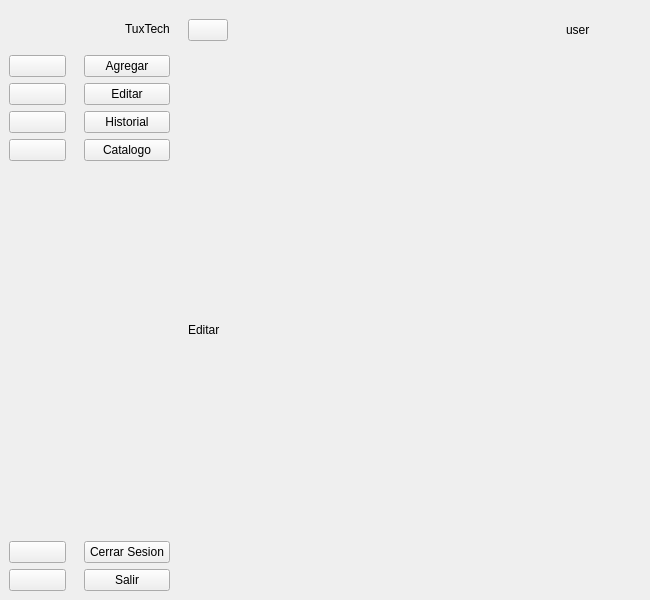
Before: the Qt Designer form ui/mainTuxTech.ui in guillelopezvedia04-svg/Proyecto_TuxTech, drawn with Qt 5.
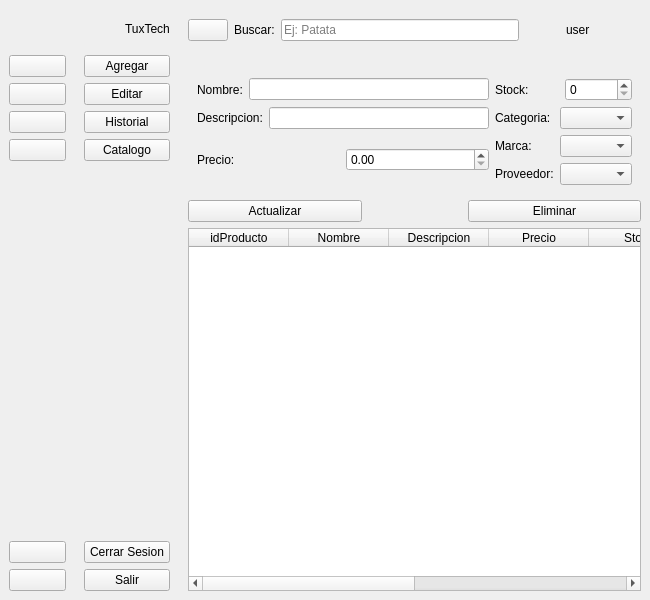
After: the same form once the commit is applied. The open tabs and pages were chosen to show the change. Icons and pictures are not drawn.

Commit message: Implementacion de seccion de agregado y editado de productos junto a busqueda universal

The edit to the form file:
```diff
--- a/ui/mainTuxTech.ui
+++ b/ui/mainTuxTech.ui
@@ -490,7 +490,7 @@
               <height>60</height>
              </size>
             </property>
-            <layout class="QHBoxLayout" name="horizontalLayout_5">
+            <layout class="QHBoxLayout" name="horizontalLayout_10">
              <item>
               <widget class="QPushButton" name="btnMoverBarra">
                <property name="maximumSize">
@@ -521,20 +521,22 @@
               </widget>
              </item>
              <item>
-              <spacer name="horizontalSpacer_3">
-               <property name="orientation">
-                <enum>Qt::Orientation::Horizontal</enum>
-               </property>
-               <property name="sizeType">
-                <enum>QSizePolicy::Policy::Expanding</enum>
-               </property>
-               <property name="sizeHint" stdset="0">
-                <size>
-                 <width>275</width>
-                 <height>20</height>
-                </size>
-               </property>
-              </spacer>
+              <layout class="QHBoxLayout" name="horizontalLayout_5">
+               <item>
+                <widget class="QLabel" name="label_10">
+                 <property name="text">
+                  <string>Buscar:</string>
+                 </property>
+                </widget>
+               </item>
+               <item>
+                <widget class="QLineEdit" name="txtBuscar">
+                 <property name="placeholderText">
+                  <string>Ej: Patata</string>
+                 </property>
+                </widget>
+               </item>
+              </layout>
              </item>
              <item>
               <layout class="QHBoxLayout" name="horizontalLayout_3">
@@ -1018,12 +1020,195 @@
              </layout>
             </widget>
             <widget class="QWidget" name="pgEditar">
-             <layout class="QGridLayout" name="gridLayout_4">
-              <item row="0" column="0">
-               <widget class="QLabel" name="label_5">
-                <property name="text">
-                 <string>Editar</string>
-                </property>
+             <layout class="QVBoxLayout" name="verticalLayout_8">
+              <item>
+               <widget class="QWidget" name="widget_3" native="true">
+                <layout class="QGridLayout" name="gridLayout_4">
+                 <item row="0" column="0">
+                  <layout class="QHBoxLayout" name="horizontalLayout_26">
+                   <item>
+                    <widget class="QLabel" name="label_5">
+                     <property name="text">
+                      <string>Nombre:</string>
+                     </property>
+                    </widget>
+                   </item>
+                   <item>
+                    <widget class="QLineEdit" name="txtActualizarNombreProducto"/>
+                   </item>
+                  </layout>
+                 </item>
+                 <item row="0" column="1">
+                  <layout class="QHBoxLayout" name="horizontalLayout_27">
+                   <item>
+                    <widget class="QLabel" name="label_23">
+                     <property name="text">
+                      <string>Stock:</string>
+                     </property>
+                    </widget>
+                   </item>
+                   <item>
+                    <widget class="QSpinBox" name="sbActualizarStockProducto">
+                     <property name="maximum">
+                      <number>999999</number>
+                     </property>
+                    </widget>
+                   </item>
+                  </layout>
+                 </item>
+                 <item row="1" column="0">
+                  <layout class="QHBoxLayout" name="horizontalLayout_28">
+                   <item>
+                    <widget class="QLabel" name="label_24">
+                     <property name="text">
+                      <string>Descripcion:</string>
+                     </property>
+                    </widget>
+                   </item>
+                   <item>
+                    <widget class="QLineEdit" name="txtActualizarDescripcionProducto"/>
+                   </item>
+                  </layout>
+                 </item>
+                 <item row="1" column="1">
+                  <layout class="QHBoxLayout" name="horizontalLayout_29">
+                   <item>
+                    <widget class="QLabel" name="label_25">
+                     <property name="text">
+                      <string>Categoria:</string>
+                     </property>
+                    </widget>
+                   </item>
+                   <item>
+                    <widget class="QComboBox" name="cbxActualizarCategoriaProducto"/>
+                   </item>
+                  </layout>
+                 </item>
+                 <item row="2" column="0" rowspan="2">
+                  <layout class="QHBoxLayout" name="horizontalLayout_30">
+                   <item>
+                    <widget class="QLabel" name="label_26">
+                     <property name="text">
+                      <string>Precio:</string>
+                     </property>
+                    </widget>
+                   </item>
+                   <item>
+                    <widget class="QDoubleSpinBox" name="sbActualizarPrecioProducto">
+                     <property name="maximum">
+                      <double>99999.990000000005239</double>
+                     </property>
+                    </widget>
+                   </item>
+                  </layout>
+                 </item>
+                 <item row="2" column="1">
+                  <layout class="QHBoxLayout" name="horizontalLayout_31">
+                   <item>
+                    <widget class="QLabel" name="label_27">
+                     <property name="text">
+                      <string>Marca:</string>
+                     </property>
+                    </widget>
+                   </item>
+                   <item>
+                    <widget class="QComboBox" name="cbxActualizarMarcaProducto"/>
+                   </item>
+                  </layout>
+                 </item>
+                 <item row="3" column="1">
+                  <layout class="QHBoxLayout" name="horizontalLayout_32">
+                   <item>
+                    <widget class="QLabel" name="label_28">
+                     <property name="text">
+                      <string>Proveedor:</string>
+                     </property>
+                    </widget>
+                   </item>
+                   <item>
+                    <widget class="QComboBox" name="cbxActualizarProveedorProducto"/>
+                   </item>
+                  </layout>
+                 </item>
+                </layout>
+               </widget>
+              </item>
+              <item>
+               <layout class="QHBoxLayout" name="horizontalLayout_33">
+                <item>
+                 <widget class="QPushButton" name="btnActualizarProducto">
+                  <property name="text">
+                   <string>Actualizar</string>
+                  </property>
+                 </widget>
+                </item>
+                <item>
+                 <spacer name="horizontalSpacer_3">
+                  <property name="orientation">
+                   <enum>Qt::Orientation::Horizontal</enum>
+                  </property>
+                  <property name="sizeType">
+                   <enum>QSizePolicy::Policy::Fixed</enum>
+                  </property>
+                  <property name="sizeHint" stdset="0">
+                   <size>
+                    <width>100</width>
+                    <height>20</height>
+                   </size>
+                  </property>
+                 </spacer>
+                </item>
+                <item>
+                 <widget class="QPushButton" name="btnEliminarProducto">
+                  <property name="text">
+                   <string>Eliminar</string>
+                  </property>
+                 </widget>
+                </item>
+               </layout>
+              </item>
+              <item>
+               <widget class="QTableWidget" name="tbwActualizarProducto">
+                <column>
+                 <property name="text">
+                  <string>idProducto</string>
+                 </property>
+                </column>
+                <column>
+                 <property name="text">
+                  <string>Nombre</string>
+                 </property>
+                </column>
+                <column>
+                 <property name="text">
+                  <string>Descripcion</string>
+                 </property>
+                </column>
+                <column>
+                 <property name="text">
+                  <string>Precio</string>
+                 </property>
+                </column>
+                <column>
+                 <property name="text">
+                  <string>Stock</string>
+                 </property>
+                </column>
+                <column>
+                 <property name="text">
+                  <string>Categoria</string>
+                 </property>
+                </column>
+                <column>
+                 <property name="text">
+                  <string>Marca</string>
+                 </property>
+                </column>
+                <column>
+                 <property name="text">
+                  <string>Proveedor</string>
+                 </property>
+                </column>
                </widget>
               </item>
              </layout>
```
Left out of the diff: 211 changed lines with no effect on the pictures. The commit also changes 7 other files.
